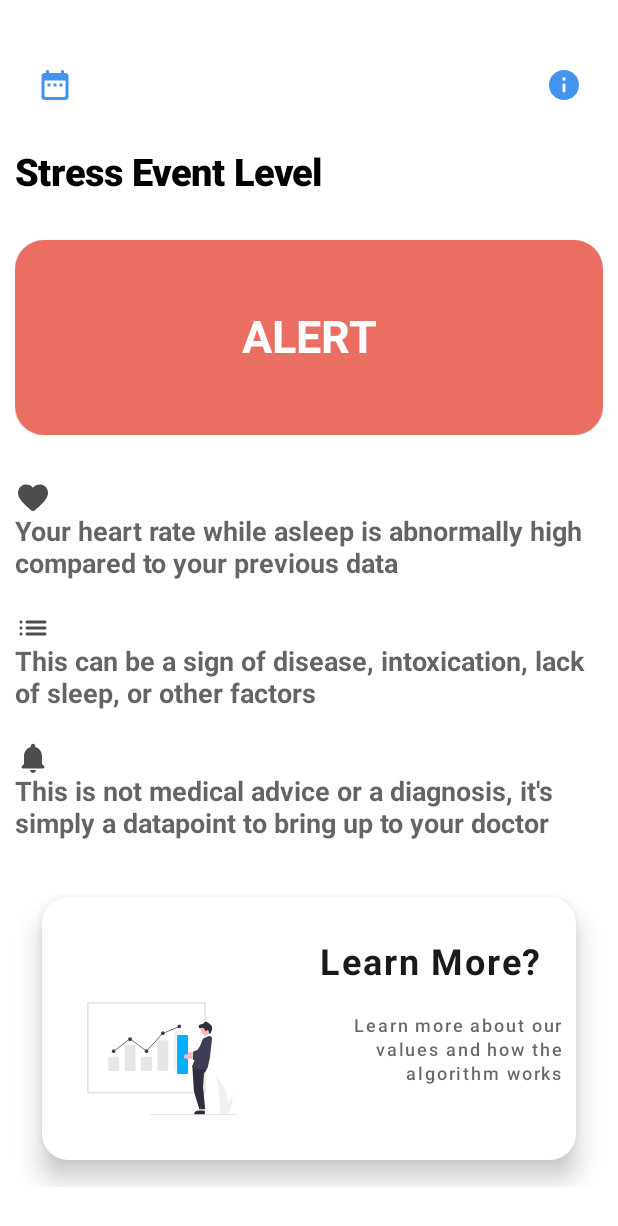
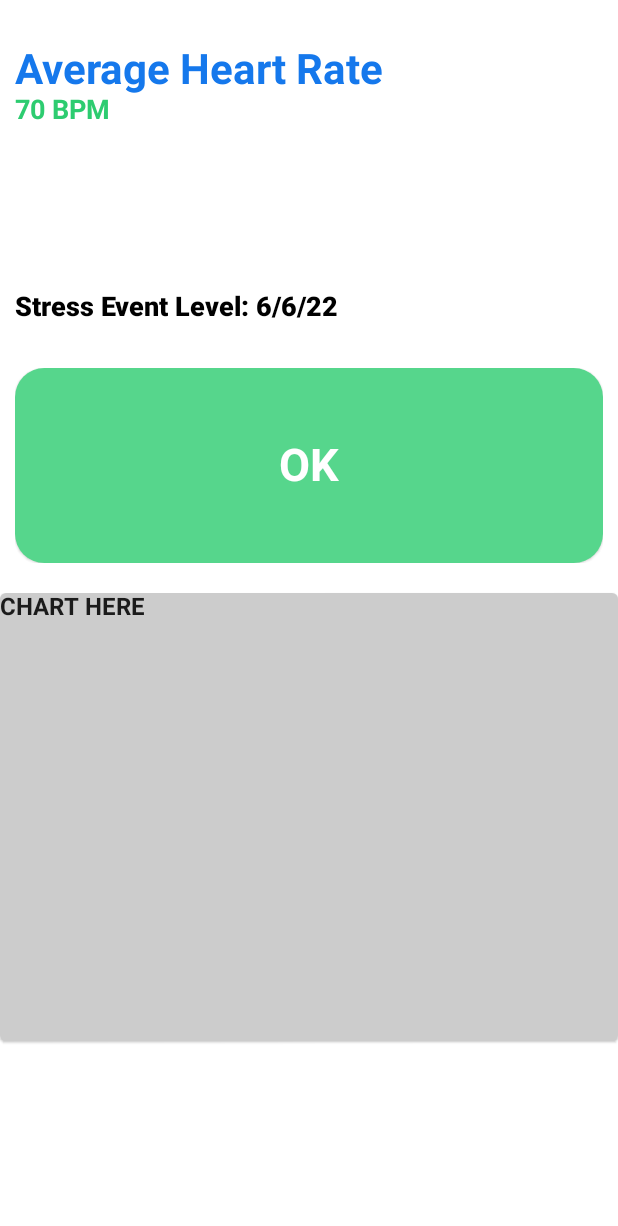
Before and after one commit to Vito-Research/Vito-Android, an Android app built with Jetpack Compose: the screen it shows after launch (MainActivity), on a phone screen of 412 x 824 dp. Shown: the top 1226 px of the screen. Run offline under Robolectric (Android 15) with nearby library versions, the phone set to English and light mode, and no system bars; libraries missing offline, so code that uses them is left out: io.github.boguszpawlowski.composecalendar.

Commit message:
Basic DataView Added

```diff
--- /dev/null
+++ b/app/src/main/java/com/example/vito/DataView.kt
@@ -0,0 +1,61 @@
+package com.example.vito
+
+
+import androidx.compose.ui.text.font.FontWeight
+import android.os.Build
+import android.os.Bundle
+import android.text.Layout
+import android.util.Log
+import androidx.activity.ComponentActivity
+import androidx.activity.compose.setContent
+import androidx.annotation.RequiresApi
+import androidx.compose.foundation.Image
+import androidx.compose.foundation.background
+import androidx.compose.foundation.gestures.Orientation
+import androidx.compose.foundation.gestures.scrollable
+import androidx.compose.foundation.layout.*
+import androidx.compose.foundation.rememberScrollState
+import androidx.compose.foundation.shape.RoundedCornerShape
+import androidx.compose.material.*
+import androidx.compose.material.icons.Icons
+import androidx.compose.material.icons.rounded.*
+import androidx.compose.runtime.Composable
+import androidx.compose.ui.Alignment
+import androidx.compose.ui.Modifier
+import androidx.compose.ui.draw.alpha
+import androidx.compose.ui.focus.focusModifier
+import androidx.compose.ui.graphics.Color
+import androidx.compose.ui.graphics.painter.Painter
+import androidx.compose.ui.graphics.vector.ImageVector
+import androidx.compose.ui.res.colorResource
+import androidx.compose.ui.res.painterResource
+import androidx.compose.ui.semantics.Role.Companion.Image
+import androidx.compose.ui.text.style.TextAlign
+import androidx.compose.ui.tooling.preview.Preview
+import androidx.compose.ui.unit.dp
+import com.example.vito.ui.theme.VitoTheme
+import java.io.File
+import androidx.compose.ui.unit.sp
+import androidx.navigation.NavController
+import androidx.navigation.compose.rememberNavController
+import java.util.*
+@Composable
+fun DataView() {
+    Column(modifier = Modifier.padding().padding(vertical = 30.dp)) {
+
+        Text(text = "Average Heart Rate", fontSize = 28.sp,
+            color = colorResource(R.color.blue),
+            fontWeight = FontWeight.Bold,
+            textAlign = TextAlign.Left, modifier = Modifier.padding(horizontal = 10.dp).fillMaxWidth())
+        Text(text = "70 BPM", fontSize = 18.sp,
+            color = colorResource(R.color.green),
+            fontWeight = FontWeight.Bold,
+            textAlign = TextAlign.Left,  modifier = Modifier.padding(horizontal = 10.dp).fillMaxWidth())
+        Column(modifier = Modifier.padding(vertical = 100.dp)) {
+            AlertCard(alertTitle = "OK")
+            Card(backgroundColor = Color.LightGray) {
+                Text(text = "CHART HERE", Modifier.fillMaxWidth().fillMaxHeight())
+            }
+        }
+    }
+}
--- a/app/src/main/java/com/example/vito/HomeView.kt
+++ b/app/src/main/java/com/example/vito/HomeView.kt
@@ -81,10 +81,10 @@ fun AlertDetails(alertTitle: String, icon: ImageVector = Icons.Rounded.Build) {
 @Composable
 fun AlertCard(alertTitle: String) {
     Text(
-        text = "Stress Event Level",
+        text = "Stress Event Level: 6/6/22",
         color = Color.Black,
         textAlign = TextAlign.Left,
-        fontSize = 25.sp,
+        fontSize = 18.sp,
         fontWeight = FontWeight.ExtraBold,
         modifier = Modifier
 
@@ -94,7 +94,7 @@ fun AlertCard(alertTitle: String) {
 
     )
         Card(
-            backgroundColor = colorResource(R.color.red),
+            backgroundColor = colorResource(R.color.green),
             shape = RoundedCornerShape(15),
             modifier = Modifier
 
--- a/app/src/main/java/com/example/vito/MainActivity.kt
+++ b/app/src/main/java/com/example/vito/MainActivity.kt
@@ -33,7 +33,7 @@ class MainActivity : ComponentActivity() {
                     modifier = Modifier.fillMaxSize(),
                     color = MaterialTheme.colors.background
                 ) {
-                   ContentView()
+                    DataView()
 
 
                 }
--- a/app/src/main/res/values/colors.xml
+++ b/app/src/main/res/values/colors.xml
@@ -2,7 +2,7 @@
 <resources>
     <color name="blue">#1578EC</color>
     <color name="red">#E74B3B</color>
-    <color name="teal_200">#FF03DAC5</color>
+    <color name="green">#2DCC70</color>
     <color name="teal_700">#FF018786</color>
     <color name="black">#FF000000</color>
     <color name="white">#FFFFFFFF</color>
```
Also changed, not shown: app/src/main/java/com/example/vito/OnboardingView.kt (+28 -10 lines).
